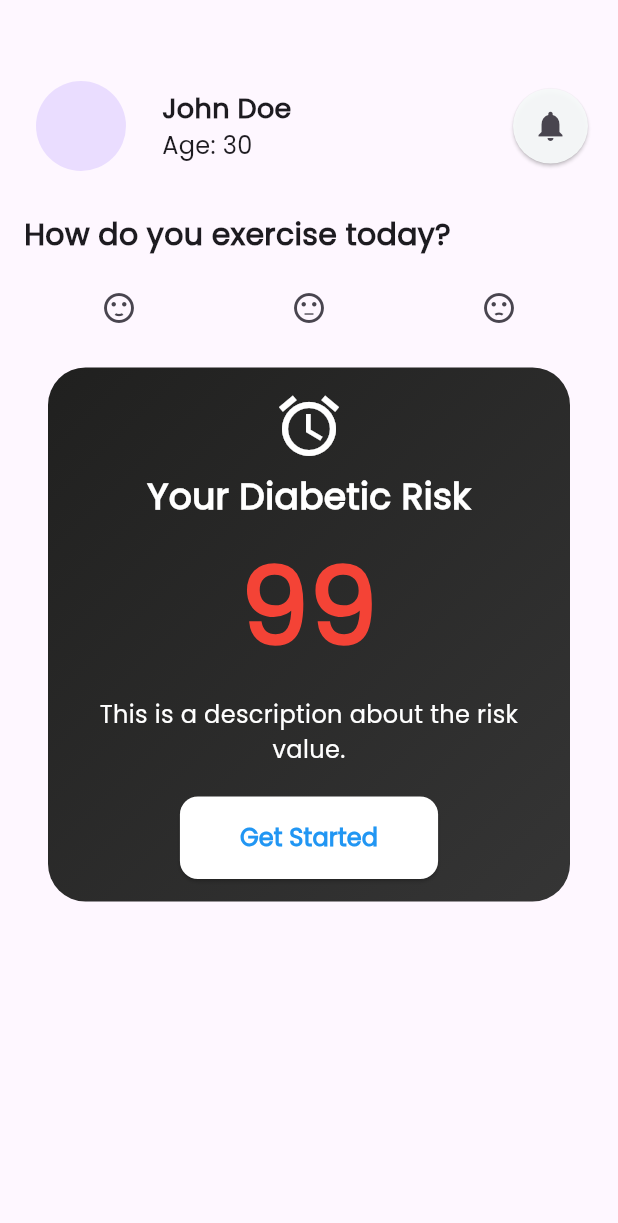
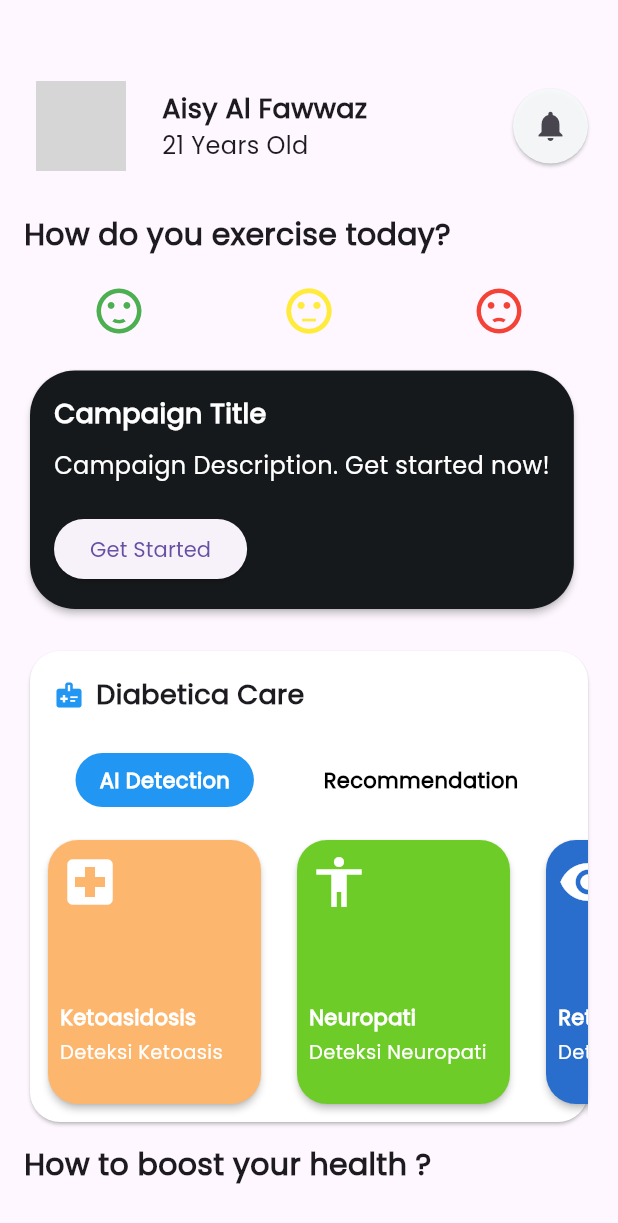
Before and after one commit to aisyalfawwaz/diabetica, a Flutter app: the HomePage screen opened directly, on a phone screen of 412 x 824 dp. Shown: the top 1223 px of the screen. Run offline on Flutter 3.47's test engine with Material 3 defaults, Android fonts, the light colour scheme and no system bars; our stand-ins replace cloud_firestore, dio, dots_indicator, firebase_auth, firebase_core, flutter_form_builder and 5 more; missing offline and left inert: gsform; accounts and stored records are empty; network calls fail; grey boxes are pictures that could not be loaded.

Commit message:
add : feature

```diff
--- a/lib/pages/HomePage.dart
+++ b/lib/pages/HomePage.dart
@@ -1,12 +1,29 @@
-import 'package:diabetica/pages/MenuBottomSheet.dart';
-import 'package:diabetica/widgets/DiabeticRiskCalculatorCard.dart';
+import 'package:diabetica/widgets/DiabeticaCareCard.dart';
+import 'package:diabetica/widgets/DiabeticaCareListView.dart';
 import 'package:flutter/material.dart';
+import 'package:diabetica/widgets/UserProfileWidget.dart';
+import 'package:diabetica/widgets/EmoticonButton.dart';
 import 'package:diabetica/widgets/DiabeticRiskCard.dart';
-import 'package:diabetica/widgets/DiabeticaCareFeature.dart';
-import 'package:diabetica/widgets/EmoticonButton.dart';
-import 'package:diabetica/widgets/UserProfileWidget.dart';
+import 'package:diabetica/widgets/WeeklyGlucoseBarChart.dart';
+import 'package:diabetica/widgets/MonthlyGlucoseBarChart.dart';
+import 'package:diabetica/widgets/YearlyGlucoseBarChart.dart';
+import 'package:diabetica/models/DataPoint.dart';
 
-class HomePage extends StatelessWidget {
+class HomePage extends StatefulWidget {
+  @override
+  _HomePageState createState() => _HomePageState();
+}
+
+class _HomePageState extends State<HomePage> {
+  late List<DataPoint> glucoseData;
+  int _currentIndex = 0;
+
+  @override
+  void initState() {
+    super.initState();
+    glucoseData = _getGlucoseData();
+  }
+
   @override
   Widget build(BuildContext context) {
     return Scaffold(
@@ -31,15 +48,37 @@ class HomePage extends StatelessWidget {
                   Row(
                     mainAxisAlignment: MainAxisAlignment.spaceAround,
                     children: [
-                      EmoticonButton(icon: Icons.sentiment_satisfied),
-                      EmoticonButton(icon: Icons.sentiment_neutral),
-                      EmoticonButton(icon: Icons.sentiment_dissatisfied),
+                      EmoticonButton(
+                          icon: Icons.sentiment_satisfied,
+                          iconColor: Colors.green),
+                      EmoticonButton(
+                          icon: Icons.sentiment_neutral,
+                          iconColor: Colors.yellow),
+                      EmoticonButton(
+                          icon: Icons.sentiment_dissatisfied,
+                          iconColor: Colors.red),
                     ],
                   ),
-                  // DiabeticRiskCard(),
-                  DiabeticRiskCalculatorCard(
-                      icon: Icons.access_alarm, riskValue: 99)
-                  // DiabeticaCareWidget(),
+                  SizedBox(height: 10),
+                  DiabeticRiskCard(),
+                  DiabeticaCareCard(
+                    currentIndex: _currentIndex,
+                    onTabChanged: (index) {
+                      setState(() {
+                        _currentIndex = index;
+                      });
+                    },
+                    glucoseData: glucoseData,
+                  ),
+                  const SizedBox(height: 10),
+                  Text(
+                    'How to boost your health ?',
+                    style: TextStyle(
+                      fontSize: 20,
+                      fontWeight: FontWeight.bold,
+                    ),
+                  ),
+                  DiabeticaCareListView()
                 ],
               ),
             ),
@@ -48,4 +87,14 @@ class HomePage extends StatelessWidget {
       ),
     );
   }
+
+  List<DataPoint> _getGlucoseData() {
+    return List.generate(
+      20,
+      (index) => DataPoint(
+        DateTime.now().subtract(Duration(days: index)),
+        (index * 5).toDouble(),
+      ),
+    );
+  }
 }
--- /dev/null
+++ b/lib/widgets/DiabeticaCareCard.dart
@@ -0,0 +1,190 @@
+import 'package:flutter/material.dart';
+import 'package:diabetica/widgets/WeeklyGlucoseBarChart.dart';
+import 'package:diabetica/widgets/MonthlyGlucoseBarChart.dart';
+import 'package:diabetica/widgets/YearlyGlucoseBarChart.dart';
+import 'package:diabetica/models/DataPoint.dart';
+
+class DiabeticaCareCard extends StatelessWidget {
+  final int currentIndex;
+  final ValueChanged<int> onTabChanged;
+  final List<DataPoint> glucoseData;
+
+  const DiabeticaCareCard({
+    required this.currentIndex,
+    required this.onTabChanged,
+    required this.glucoseData,
+  });
+
+  @override
+  Widget build(BuildContext context) {
+    return Card(
+      color: Colors.white,
+      shape: RoundedRectangleBorder(
+        borderRadius: BorderRadius.circular(20.0),
+      ),
+      elevation: 1.0,
+      child: Column(
+        children: [
+          _buildSectionTitle('Diabetica Care', Icons.medical_information),
+          _buildTabBar(),
+          if (currentIndex == 0) _buildAIDetectionContent(),
+          if (currentIndex == 1) _buildRecommendationDetectionContent(),
+        ],
+      ),
+    );
+  }
+
+  Widget _buildSectionTitle(String title, IconData icon) {
+    return Padding(
+      padding: EdgeInsets.all(16.0),
+      child: Row(
+        children: [
+          Icon(
+            icon,
+            size: 20,
+            color: Colors.blue,
+          ),
+          SizedBox(width: 8),
+          Text(
+            title,
+            style: TextStyle(fontSize: 18, fontWeight: FontWeight.bold),
+          ),
+        ],
+      ),
+    );
+  }
+
+  Widget _buildTabBar() {
+    return Padding(
+      padding: EdgeInsets.symmetric(vertical: 10.0),
+      child: Row(
+        mainAxisAlignment: MainAxisAlignment.spaceEvenly,
+        children: [
+          _buildTabItem('AI Detection', 0),
+          _buildTabItem('Recommendation', 1),
+        ],
+      ),
+    );
+  }
+
+  Widget _buildTabItem(String text, int index) {
+    return GestureDetector(
+      onTap: () {
+        onTabChanged(index);
+      },
+      child: Container(
+        padding: EdgeInsets.symmetric(horizontal: 16.0, vertical: 8.0),
+        decoration: BoxDecoration(
+          borderRadius: BorderRadius.circular(20.0),
+          color: currentIndex == index ? Colors.blue : Colors.transparent,
+        ),
+        child: Text(
+          text,
+          style: TextStyle(
+            color: currentIndex == index ? Colors.white : Colors.black,
+            fontWeight: FontWeight.bold,
+          ),
+        ),
+      ),
+    );
+  }
+
+  Widget _buildAIDetectionContent() {
+    return Container(
+      height: 200,
+      child: ListView(
+        scrollDirection: Axis.horizontal,
+        children: [
+          _buildAIFeatureItem('Ketoasidosis', 'Deteksi Ketoasis',
+              Icons.local_hospital, Color.fromARGB(255, 253, 182, 110)),
+          _buildAIFeatureItem('Neuropati', 'Deteksi Neuropati',
+              Icons.accessibility, Color.fromARGB(255, 110, 204, 41)),
+          _buildAIFeatureItem('Retinopati', 'Deteksi Retinopati',
+              Icons.remove_red_eye, Color.fromARGB(255, 41, 110, 204)),
+        ],
+      ),
+    );
+  }
+
+  Widget _buildRecommendationDetectionContent() {
+    return Container(
+      height: 200,
+      child: ListView(
+        scrollDirection: Axis.horizontal,
+        children: [
+          _buildAIFeatureItem(
+            'Food & Nutrition',
+            'Rekomendasi Gizi',
+            Icons.restaurant,
+            Color.fromARGB(255, 110, 222, 253),
+          ),
+          _buildAIFeatureItem(
+            'Exercise',
+            'Olahraga sesuai',
+            Icons.directions_run,
+            Color.fromARGB(255, 204, 177, 41),
+          ),
+          _buildAIFeatureItem(
+            'Other Therapy',
+            'Terapi Lain',
+            Icons.healing,
+            Color.fromARGB(255, 41, 110, 204),
+          ),
+        ],
+      ),
+    );
+  }
+
+  Widget _buildAIFeatureItem(
+      String feature, String description, IconData icon, Color cardColor) {
+    return Container(
+      width: 150,
+      margin: EdgeInsets.all(8.0),
+      child: Card(
+        color: cardColor,
+        shape: RoundedRectangleBorder(
+          borderRadius: BorderRadius.circular(20.0),
+        ),
+        elevation: 2.0,
+        child: Padding(
+          padding: EdgeInsets.all(8.0),
+          child: Column(
+            crossAxisAlignment:
+                CrossAxisAlignment.start, // Meletakkan konten ke kiri
+            children: [
+              Row(
+                mainAxisAlignment:
+                    MainAxisAlignment.start, // Meletakkan ikon ke kiri
+                children: [
+                  Icon(
+                    icon,
+                    size: 40,
+                    color: Colors.white,
+                  ),
+                ],
+              ),
+              SizedBox(height: 60),
+              Text(
+                feature,
+                style: TextStyle(
+                  fontSize: 14,
+                  color: Colors.white,
+                  fontWeight: FontWeight.bold,
+                ),
+              ),
+              SizedBox(height: 4),
+              Text(
+                description,
+                style: TextStyle(
+                  fontSize: 13,
+                  color: Colors.white,
+                ),
+                textAlign: TextAlign.center,
+              ),
+            ],
+          ),
+        ),
+      ),
+    );
+  }
+}
--- a/lib/widgets/DiabeticaCareListView.dart
+++ b/lib/widgets/DiabeticaCareListView.dart
@@ -34,7 +34,7 @@ class _DiabeticaCareListViewState extends State<DiabeticaCareListView> {
             .length, // Removed null check, as imageUrls is no longer nullable
         itemBuilder: (BuildContext context, int index) {
           return Container(
-            width: MediaQuery.of(context).size.width * 0.42,
+            width: MediaQuery.of(context).size.width * 0.8,
             child: Card(
               elevation: 2.0,
               margin: EdgeInsets.fromLTRB(8.0, 8.0, 8.0, 16.0),
--- a/lib/widgets/EmoticonButton.dart
+++ b/lib/widgets/EmoticonButton.dart
@@ -2,16 +2,28 @@ import 'package:flutter/material.dart';
 
 class EmoticonButton extends StatelessWidget {
   final IconData icon;
+  final Color buttonColor;
+  final Color iconColor;
+  final double iconSize;
 
-  EmoticonButton({required this.icon});
+  const EmoticonButton({
+    Key? key,
+    required this.icon,
+    this.buttonColor = Colors.blue, // Warna latar belakang button
+    this.iconColor = Colors.white, // Warna ikon
+    this.iconSize = 36.0, // Ukuran ikon default
+  }) : super(key: key);
 
   @override
   Widget build(BuildContext context) {
-    return IconButton(
-      icon: Icon(icon),
-      onPressed: () {
-        // Handle emoticon button pressed
-      },
+    return Container(
+      child: IconButton(
+        icon: Icon(icon, size: iconSize),
+        color: iconColor,
+        onPressed: () {
+          // Tambahkan aksi yang diinginkan di sini
+        },
+      ),
     );
   }
 }
--- a/lib/widgets/UserProfileWidget.dart
+++ b/lib/widgets/UserProfileWidget.dart
@@ -12,7 +12,9 @@ class UserProfileWidget extends StatelessWidget {
               padding: const EdgeInsets.all(8.0),
               child: CircleAvatar(
                 radius: 30,
-                // Add user profile image here
+                backgroundImage: NetworkImage(
+                  'https://media.licdn.com/dms/image/D5603AQEa0JxS0W--zQ/profile-displayphoto-shrink_800_800/0/1690303844583?e=1710374400&v=beta&t=t8BSULhH6fQSYepG24lJxmca4ToWET6g4Z2RTeLZ_oA',
+                ),
               ),
             ),
             SizedBox(width: 16),
@@ -20,14 +22,14 @@ class UserProfileWidget extends StatelessWidget {
               crossAxisAlignment: CrossAxisAlignment.start,
               children: [
                 Text(
-                  'John Doe', // Replace with user's name
+                  'Aisy Al Fawwaz', // Replace with user's name
                   style: TextStyle(
                     fontSize: 18,
                     fontWeight: FontWeight.bold,
                   ),
                 ),
                 Text(
-                  'Age: 30', // Replace with user's age
+                  '21 Years Old', // Replace with user's age
                   style: TextStyle(fontSize: 16),
                 ),
               ],
```
